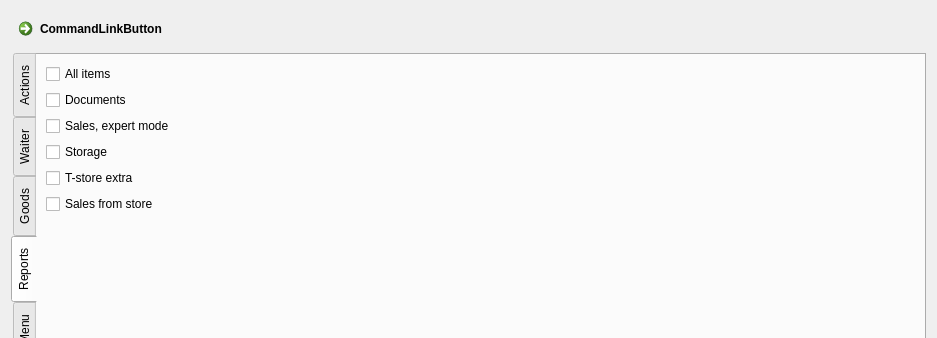
Before: the Qt Designer form FrontDesk/c5grouppermissionseditor.ui in End1-1/Cafe5, drawn with Qt 5; both pictures show x 0 to 937 and y 0 to 338 of the 937 by 704 pixel window.
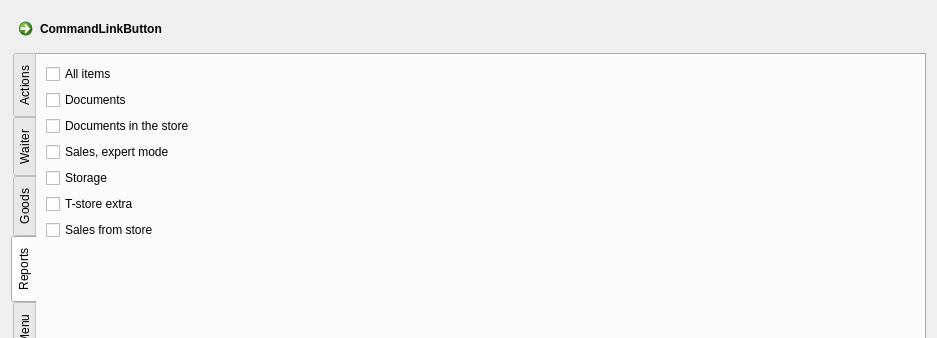
After: the same form once the commit is applied. The open tabs and pages were chosen to show the change. Custom widgets are drawn as their Qt base class.

The edit to the form file:
```diff
--- a/FrontDesk/c5grouppermissionseditor.ui
+++ b/FrontDesk/c5grouppermissionseditor.ui
@@ -264,7 +264,7 @@
        <string>Reports</string>
       </attribute>
       <layout class="QGridLayout" name="gridLayout_6">
-       <item row="2" column="0">
+       <item row="3" column="0">
         <widget class="C5CheckBox" name="checkBox_19">
          <property name="text">
           <string>Sales, expert mode</string>
@@ -284,17 +284,7 @@
          </property>
         </widget>
        </item>
-       <item row="3" column="0">
-        <widget class="C5CheckBox" name="checkBox_22">
-         <property name="text">
-          <string>Storage</string>
-         </property>
-         <property name="Tag" stdset="0">
-          <number>303</number>
-         </property>
-        </widget>
-       </item>
-       <item row="4" column="0">
+       <item row="5" column="0">
         <widget class="C5CheckBox" name="checkBox_25">
          <property name="text">
           <string>T-store extra</string>
@@ -304,7 +294,7 @@
          </property>
         </widget>
        </item>
-       <item row="6" column="1">
+       <item row="7" column="1">
         <spacer name="verticalSpacer_6">
          <property name="orientation">
           <enum>Qt::Vertical</enum>
@@ -317,6 +307,16 @@
          </property>
         </spacer>
        </item>
+       <item row="4" column="0">
+        <widget class="C5CheckBox" name="checkBox_22">
+         <property name="text">
+          <string>Storage</string>
+         </property>
+         <property name="Tag" stdset="0">
+          <number>303</number>
+         </property>
+        </widget>
+       </item>
        <item row="1" column="0">
         <widget class="C5CheckBox" name="checkBox_20">
          <property name="text">
@@ -327,7 +327,7 @@
          </property>
         </widget>
        </item>
-       <item row="5" column="0">
+       <item row="6" column="0">
         <widget class="C5CheckBox" name="checkBox_31">
          <property name="text">
           <string>Sales from store</string>
@@ -337,6 +337,16 @@
          </property>
         </widget>
        </item>
+       <item row="2" column="0">
+        <widget class="C5CheckBox" name="checkBox_27">
+         <property name="text">
+          <string>Documents in the store</string>
+         </property>
+         <property name="Tag" stdset="0">
+          <number>307</number>
+         </property>
+        </widget>
+       </item>
       </layout>
      </widget>
      <widget class="QWidget" name="tab_4">
```
Left out of the diff: 14 changed lines with no effect on the pictures.
